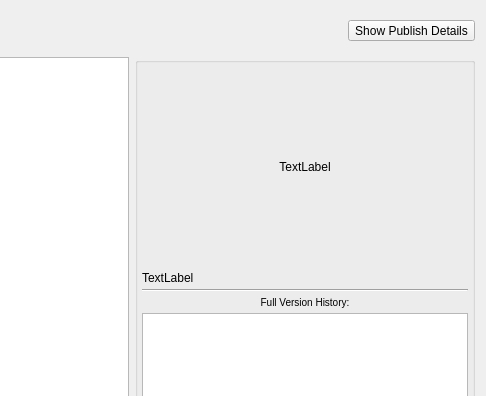
This is resources/dialog.ui in shotgunsoftware/tk-multi-loader2 as Qt 5 draws it before an edit; both pictures show x 790 to 1276 and y 0 to 396 of the 1276 by 738 pixel window. The edited form follows.
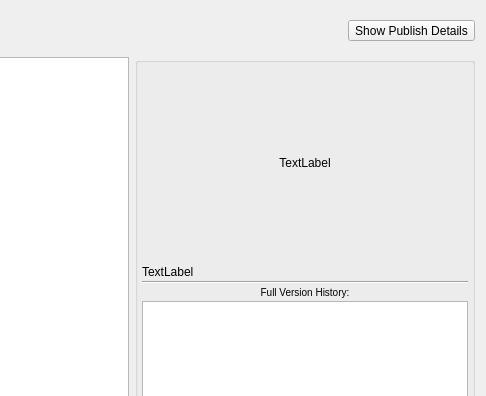
This is the edited form. Icons and pictures are not drawn.

Commit message: Layout adjustments

Patch:
```diff
--- a/resources/dialog.ui
+++ b/resources/dialog.ui
@@ -326,9 +326,18 @@
      </property>
      <layout class="QVBoxLayout" name="verticalLayout_3">
       <property name="spacing">
+       <number>2</number>
+      </property>
+      <property name="leftMargin">
        <number>4</number>
       </property>
-      <property name="margin">
+      <property name="topMargin">
+       <number>0</number>
+      </property>
+      <property name="rightMargin">
+       <number>4</number>
+      </property>
+      <property name="bottomMargin">
        <number>4</number>
       </property>
       <item>
```
Left out of the diff: 2 changed lines with no effect on the pictures. The commit also changes 2 other files.
